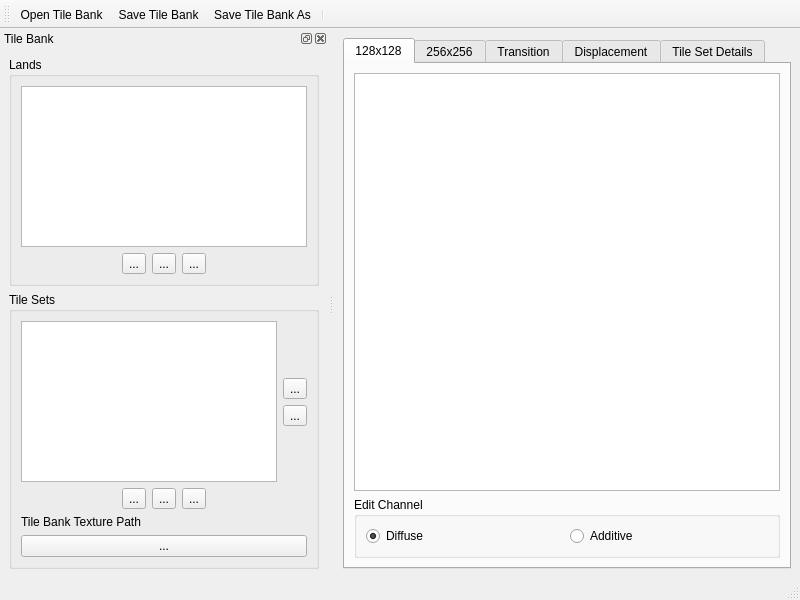
ryzom/ryzomcore, file code/studio/src/plugins/tile_editor/tile_editor_main_window.ui: the form before one commit.
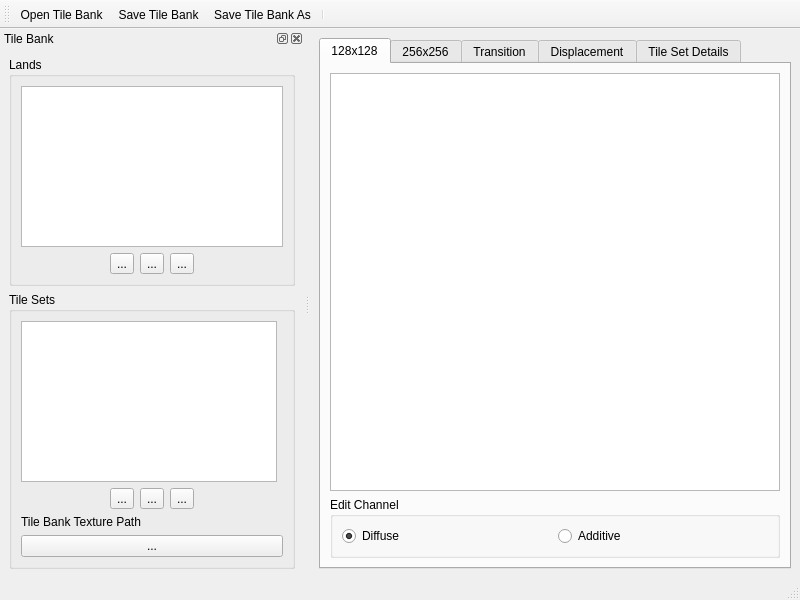
The form after the commit. Icons and pictures are not drawn.

```diff
--- a/code/studio/src/plugins/tile_editor/tile_editor_main_window.ui
+++ b/code/studio/src/plugins/tile_editor/tile_editor_main_window.ui
@@ -426,58 +426,6 @@
         <string>Tile Sets</string>
        </property>
        <layout class="QGridLayout" name="gridLayout_5">
-        <item row="0" column="1">
-         <layout class="QVBoxLayout" name="verticalLayout">
-          <item>
-           <spacer name="verticalSpacer">
-            <property name="orientation">
-             <enum>Qt::Vertical</enum>
-            </property>
-            <property name="sizeHint" stdset="0">
-             <size>
-              <width>20</width>
-              <height>40</height>
-             </size>
-            </property>
-           </spacer>
-          </item>
-          <item>
-           <widget class="QToolButton" name="tileSetUpTB">
-            <property name="text">
-             <string>...</string>
-            </property>
-            <property name="icon">
-             <iconset resource="tile_editor.qrc">
-              <normaloff>:/movementIcons/images/up.png</normaloff>:/movementIcons/images/up.png</iconset>
-            </property>
-           </widget>
-          </item>
-          <item>
-           <widget class="QToolButton" name="tileSetDownTB">
-            <property name="text">
-             <string>...</string>
-            </property>
-            <property name="icon">
-             <iconset resource="tile_editor.qrc">
-              <normaloff>:/movementIcons/images/down.png</normaloff>:/movementIcons/images/down.png</iconset>
-            </property>
-           </widget>
-          </item>
-          <item>
-           <spacer name="verticalSpacer_2">
-            <property name="orientation">
-             <enum>Qt::Vertical</enum>
-            </property>
-            <property name="sizeHint" stdset="0">
-             <size>
-              <width>20</width>
-              <height>40</height>
-             </size>
-            </property>
-           </spacer>
-          </item>
-         </layout>
-        </item>
         <item row="1" column="0" colspan="2">
          <layout class="QHBoxLayout" name="horizontalLayout_2">
           <item>
```
